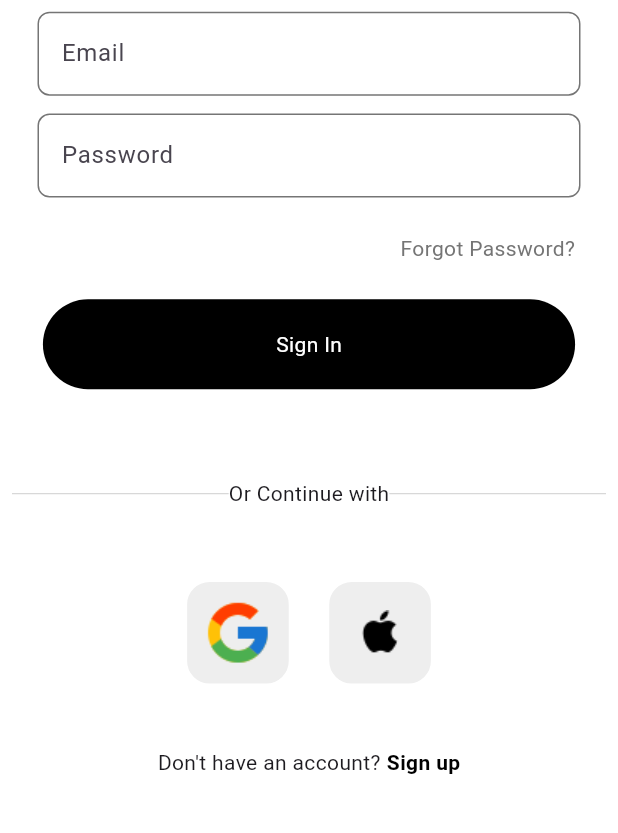
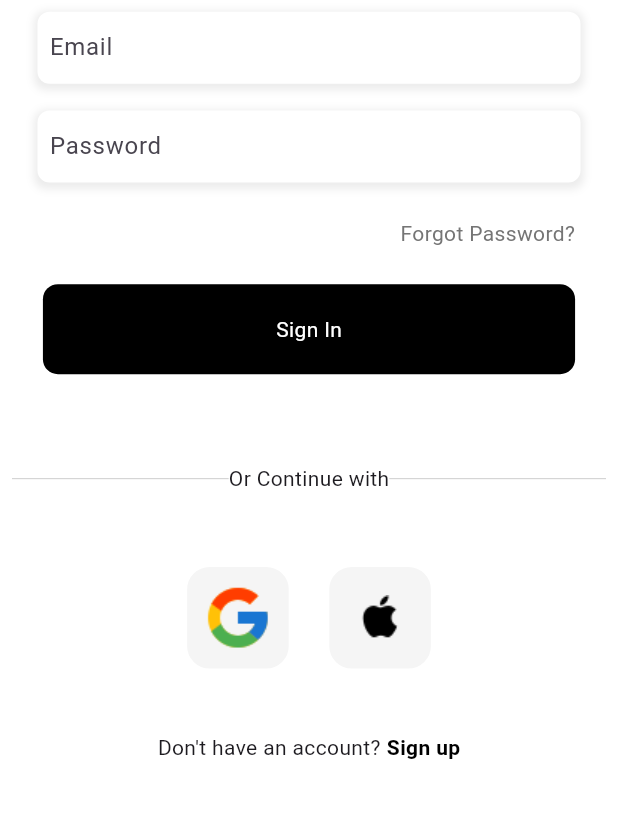
Before and after one commit to ameenakabir22/swiift-hq, a Flutter app: the screen it shows after launch, on a phone screen of 412 x 824 dp, the part 377-1210 px from its top. Run offline on Flutter 3.47's test engine with Material 3 defaults, Android fonts, the phone set to English and light mode, and no system bars; our stand-ins replace flutter_screenutil, lottie, smooth_page_indicator; Roboto replaces fonts that are missing (Poppins-Bold).

Commit message:
i made adjustments to the log in page

```diff
--- a/lib/components/login_container.dart
+++ b/lib/components/login_container.dart
@@ -78,7 +78,7 @@ class LogInContainer extends StatelessWidget {
               obscureText: false,
             ),
           ),
-          SizedBox(height: 10.h),
+          SizedBox(height: 15.h),
 
           // password
           Transform.translate(
--- a/lib/components/my_button.dart
+++ b/lib/components/my_button.dart
@@ -15,7 +15,7 @@ class MyButton extends StatelessWidget {
         margin: EdgeInsets.symmetric(horizontal: 25.w),
         decoration: BoxDecoration(
           color: Colors.black,
-          borderRadius: BorderRadius.circular(60),
+          borderRadius: BorderRadius.circular(10),
         ),
         child: Center(
           child: Text(
--- a/lib/components/my_textfield.dart
+++ b/lib/components/my_textfield.dart
@@ -17,19 +17,29 @@ class MyTextField extends StatelessWidget {
   Widget build(BuildContext context) {
     return Padding(
       padding: const EdgeInsets.symmetric(horizontal: 25),
-      child: TextFormField(
-        controller: controller,
-        obscureText: obscureText,
-        decoration: InputDecoration(
-          enabledBorder: OutlineInputBorder(
-            borderRadius: BorderRadius.circular(8.0),
-            borderSide: BorderSide(color: Colors.black54),
+      child: Container(
+        decoration: BoxDecoration(
+          color: Colors.white,
+          borderRadius: BorderRadius.circular(8.0),
+          boxShadow: [
+            BoxShadow(
+              color: Colors.grey.withOpacity(0.2),
+              spreadRadius: 2,
+              blurRadius: 4,
+              offset: Offset(0, 2), // changes position of shadow
+            ),
+          ],
+        ),
+        child: Padding(
+          padding: EdgeInsets.symmetric(horizontal: 8.0),
+          child: TextFormField(
+            controller: controller,
+            obscureText: obscureText,
+            decoration: InputDecoration(
+              hintText: hintText,
+              border: InputBorder.none,
+            ),
           ),
-          focusedBorder: OutlineInputBorder(
-            borderRadius: BorderRadius.circular(8.0),
-            borderSide: BorderSide(color: Colors.black54),
-          ),
-          hintText: hintText,
         ),
       ),
     );
--- a/lib/components/square_tile.dart
+++ b/lib/components/square_tile.dart
@@ -12,7 +12,7 @@ class SquareTile extends StatelessWidget {
         decoration: BoxDecoration(
           border: Border.all(color: Colors.white),
           borderRadius: BorderRadius.circular(16),
-          color: Colors.grey[200],
+          color: Colors.grey[100],
         ),
         child: Image.asset(
           imagePath,
--- a/lib/pages/login.dart
+++ b/lib/pages/login.dart
@@ -24,6 +24,33 @@ class LogIn extends StatelessWidget {
 
   @override
   Widget build(BuildContext context) {
-    return LogInContainer();
+    return Scaffold(
+      backgroundColor: Colors.white,
+      body: Stack(
+        children: [
+          /*  Image.asset(
+            'assets/loginbackground.jpg',
+          ),
+          Padding(
+            padding: EdgeInsets.only(
+              top: ScreenUtil().setHeight(15.0),
+              left: ScreenUtil().setWidth(15.0),
+            ),
+            child: IconButton(
+              icon: Icon(
+                Icons.arrow_back_ios_new_rounded,
+                color: Colors.white,
+              ),
+              onPressed: () {
+                // Navigate back to the previous page when the back arrow is pressed
+                Navigator.pop(context);
+              },
+            ),
+          ), */
+          // log in container
+          LogInContainer(),
+        ],
+      ),
+    );
   }
 }
--- a/pubspec.yaml
+++ b/pubspec.yaml
@@ -30,6 +30,7 @@ flutter:
      - assets/greenimg.json
      - assets/google.png
      - assets/apple.png
+     - assets/loginbackground.jpg
 
 
   fonts:
```
Also changed, not shown: assets/loginbackground.jpg (added).
